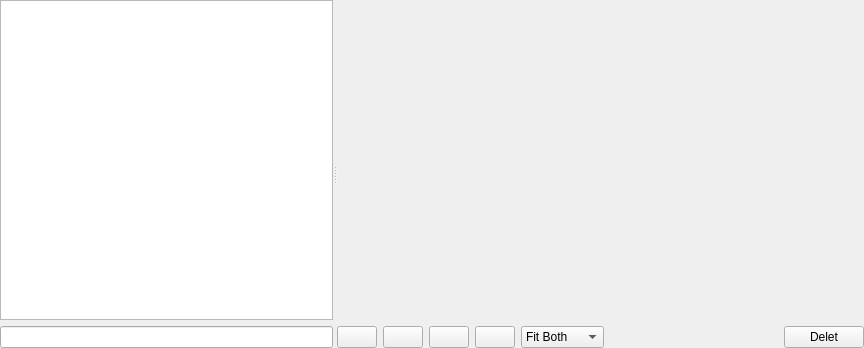
Before: the Qt Designer form fileviewer.ui in saelz/Pyros-qt, drawn with Qt 5.
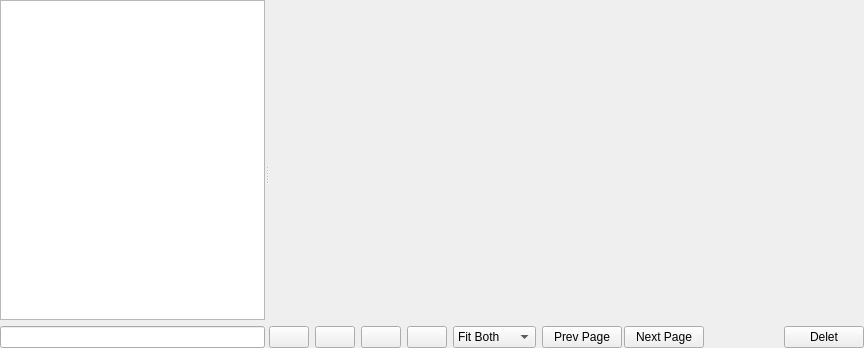
After: the same form once the commit is applied. Icons and pictures are not drawn. Custom widgets are drawn as their Qt base class.

Commit message: adds viewer for uncompressed cbz/zip files

What changed in the file:
```diff
--- a/fileviewer.ui
+++ b/fileviewer.ui
@@ -91,7 +91,7 @@
                <rect>
                 <x>0</x>
                 <y>0</y>
-                <width>515</width>
+                <width>575</width>
                 <height>296</height>
                </rect>
               </property>
@@ -207,6 +207,24 @@
           </widget>
          </item>
          <item>
+          <widget class="QWidget" name="image_buttons" native="true">
+           <layout class="QHBoxLayout" name="image_buttons_layout">
+            <property name="spacing">
+             <number>0</number>
+            </property>
+            <property name="leftMargin">
+             <number>0</number>
+            </property>
+            <property name="topMargin">
+             <number>0</number>
+            </property>
+            <property name="rightMargin">
+             <number>0</number>
+            </property>
+            <property name="bottomMargin">
+             <number>0</number>
+            </property>
+            <item>
           <widget class="QComboBox" name="fit_combo_box">
            <item>
             <property name="text">
@@ -228,6 +246,44 @@
              <string>Original</string>
             </property>
            </item>
+             </widget>
+            </item>
+           </layout>
+          </widget>
+         </item>
+         <item>
+          <widget class="QWidget" name="cbz_buttons" native="true">
+           <layout class="QHBoxLayout" name="cbz_buttons_layout">
+            <property name="spacing">
+             <number>2</number>
+            </property>
+            <property name="leftMargin">
+             <number>0</number>
+            </property>
+            <property name="topMargin">
+             <number>0</number>
+            </property>
+            <property name="rightMargin">
+             <number>0</number>
+            </property>
+            <property name="bottomMargin">
+             <number>0</number>
+            </property>
+            <item>
+             <widget class="QPushButton" name="cbz_prev_page">
+              <property name="text">
+               <string>Prev Page</string>
+              </property>
+             </widget>
+            </item>
+            <item>
+             <widget class="QPushButton" name="cbz_next_page">
+              <property name="text">
+               <string>Next Page</string>
+              </property>
+             </widget>
+            </item>
+           </layout>
           </widget>
          </item>
          <item>
```
Lines whose indentation alone changed are shown as unchanged. The commit also changes 2 other files.
